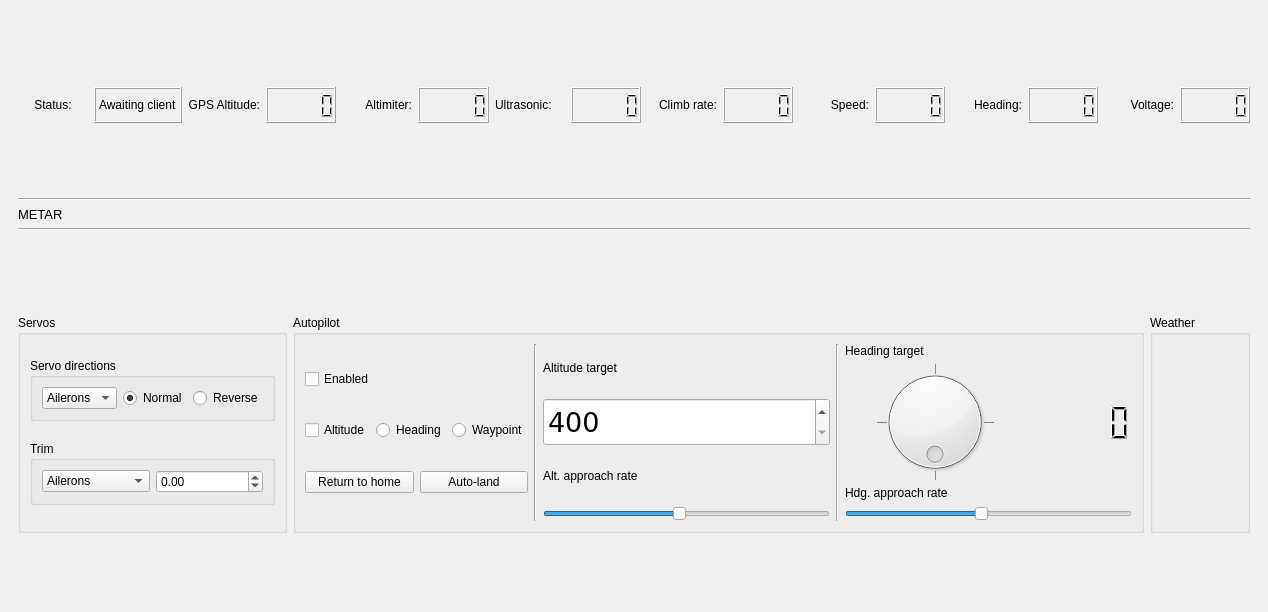
Old version of the form server/ui/design.ui in the repository nkanderson00/Remote-Autopilot.
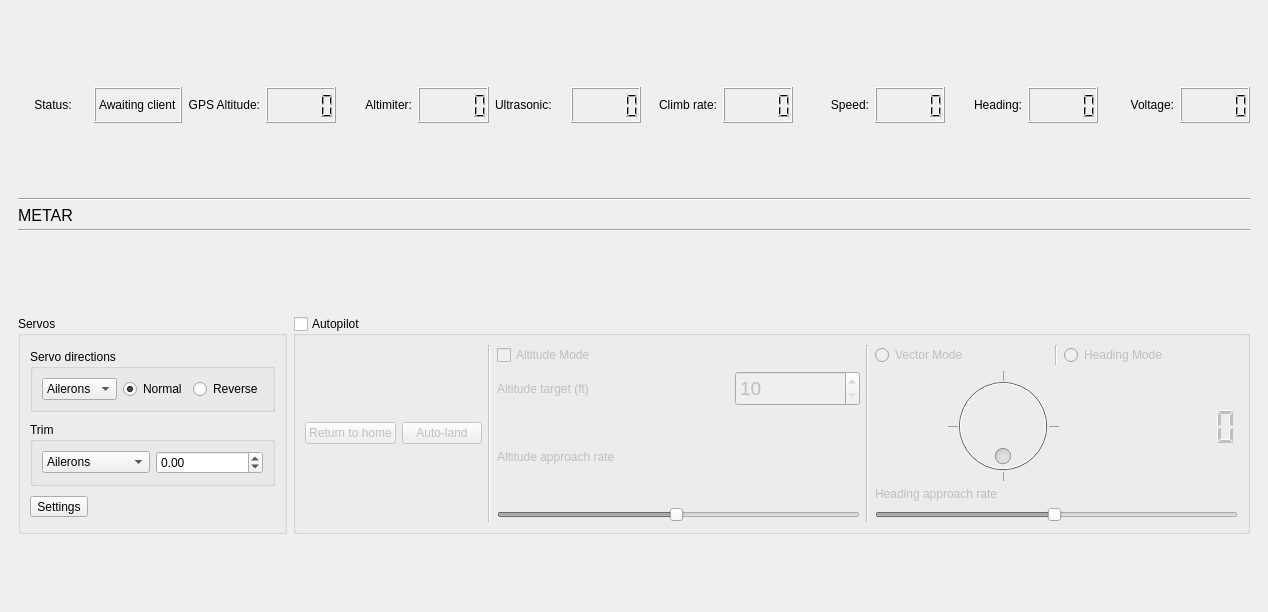
New version of the form.

Commit message: made the compass airplane look prettier, changed ui look

Diff of the .ui file:
```diff
--- a/server/ui/design.ui
+++ b/server/ui/design.ui
@@ -313,9 +313,15 @@
           <verstretch>0</verstretch>
          </sizepolicy>
         </property>
+        <property name="maximumSize">
+         <size>
+          <width>16777215</width>
+          <height>16</height>
+         </size>
+        </property>
         <property name="font">
          <font>
-          <pointsize>10</pointsize>
+          <pointsize>12</pointsize>
          </font>
         </property>
         <property name="text">
@@ -484,6 +490,13 @@
            </layout>
           </widget>
          </item>
+         <item>
+          <widget class="QToolButton" name="ServoSettingsButton">
+           <property name="text">
+            <string>Settings</string>
+           </property>
+          </widget>
+         </item>
         </layout>
        </widget>
       </item>
@@ -504,41 +517,15 @@
         <property name="title">
          <string>Autopilot</string>
         </property>
+        <property name="checkable">
+         <bool>true</bool>
+        </property>
+        <property name="checked">
+         <bool>false</bool>
+        </property>
         <layout class="QHBoxLayout" name="horizontalLayout_8">
          <item>
           <layout class="QVBoxLayout" name="verticalLayout_3">
-           <item>
-            <widget class="QCheckBox" name="checkBox_2">
-             <property name="text">
-              <string>Enabled</string>
-             </property>
-            </widget>
-           </item>
-           <item>
-            <layout class="QHBoxLayout" name="horizontalLayout_6">
-             <item>
-              <widget class="QCheckBox" name="checkBox_4">
-               <property name="text">
-                <string>Altitude</string>
-               </property>
-              </widget>
-             </item>
-             <item>
-              <widget class="QRadioButton" name="radioButton_3">
-               <property name="text">
-                <string>Heading</string>
-               </property>
-              </widget>
-             </item>
-             <item>
-              <widget class="QRadioButton" name="radioButton_4">
-               <property name="text">
-                <string>Waypoint</string>
-               </property>
-              </widget>
-             </item>
-            </layout>
-           </item>
            <item>
             <layout class="QHBoxLayout" name="horizontalLayout_4">
              <item>
@@ -569,36 +556,48 @@
          <item>
           <layout class="QVBoxLayout" name="verticalLayout_6">
            <item>
-            <widget class="QLabel" name="label_3">
+            <widget class="QCheckBox" name="checkBox">
              <property name="text">
-              <string>Altitude target</string>
+              <string>Altitude Mode</string>
              </property>
             </widget>
            </item>
            <item>
             <layout class="QHBoxLayout" name="horizontalLayout_10">
+             <item>
+              <widget class="QLabel" name="label_3">
+               <property name="text">
+                <string>Altitude target (ft)</string>
+               </property>
+              </widget>
+             </item>
              <item>
               <widget class="QSpinBox" name="spinBox">
                <property name="sizePolicy">
-                <sizepolicy hsizetype="Minimum" vsizetype="Minimum">
+                <sizepolicy hsizetype="Fixed" vsizetype="Fixed">
                  <horstretch>0</horstretch>
                  <verstretch>0</verstretch>
                 </sizepolicy>
                </property>
                <property name="minimumSize">
                 <size>
-                 <width>0</width>
-                 <height>37</height>
+                 <width>50</width>
+                 <height>30</height>
+                </size>
+               </property>
+               <property name="maximumSize">
+                <size>
+                 <width>125</width>
+                 <height>35</height>
                 </size>
                </property>
                <property name="font">
                 <font>
-                 <family>DejaVu Sans</family>
-                 <pointsize>20</pointsize>
+                 <pointsize>14</pointsize>
                 </font>
                </property>
                <property name="minimum">
-                <number>400</number>
+                <number>10</number>
                </property>
                <property name="maximum">
                 <number>5000</number>
@@ -613,20 +612,32 @@
            <item>
             <widget class="QLabel" name="label_9">
              <property name="text">
-              <string>Alt. approach rate</string>
+              <string>Altitude approach rate</string>
              </property>
             </widget>
            </item>
            <item>
             <widget class="QSlider" name="horizontalSlider_2">
+             <property name="sizePolicy">
+              <sizepolicy hsizetype="Expanding" vsizetype="Fixed">
+               <horstretch>0</horstretch>
+               <verstretch>0</verstretch>
+              </sizepolicy>
+             </property>
              <property name="minimum">
               <number>1</number>
              </property>
              <property name="maximum">
-              <number>20</number>
+              <number>100</number>
+             </property>
+             <property name="pageStep">
+              <number>1</number>
              </property>
              <property name="value">
-              <number>10</number>
+              <number>50</number>
+             </property>
+             <property name="sliderPosition">
+              <number>50</number>
              </property>
              <property name="orientation">
               <enum>Qt::Horizontal</enum>
@@ -648,11 +659,29 @@
          <item>
           <layout class="QVBoxLayout" name="verticalLayout_4">
            <item>
-            <widget class="QLabel" name="label_7">
-             <property name="text">
-              <string>Heading target</string>
-             </property>
-            </widget>
+            <layout class="QHBoxLayout" name="horizontalLayout_2">
+             <item>
+              <widget class="QRadioButton" name="radioButton_3">
+               <property name="text">
+                <string>Vector Mode</string>
+               </property>
+              </widget>
+             </item>
+             <item>
+              <widget class="Line" name="line_2">
+               <property name="orientation">
+                <enum>Qt::Vertical</enum>
+               </property>
+              </widget>
+             </item>
+             <item>
+              <widget class="QRadioButton" name="radioButton_5">
+               <property name="text">
+                <string>Heading Mode</string>
+               </property>
+              </widget>
+             </item>
+            </layout>
            </item>
            <item>
             <layout class="QHBoxLayout" name="horizontalLayout_5">
@@ -673,9 +702,18 @@
                <property name="maximum">
                 <number>360</number>
                </property>
+               <property name="sliderPosition">
+                <number>0</number>
+               </property>
                <property name="tracking">
                 <bool>true</bool>
                </property>
+               <property name="invertedAppearance">
+                <bool>true</bool>
+               </property>
+               <property name="invertedControls">
+                <bool>false</bool>
+               </property>
                <property name="wrapping">
                 <bool>true</bool>
                </property>
@@ -717,7 +755,7 @@
            <item>
             <widget class="QLabel" name="label_5">
              <property name="text">
-              <string>Hdg. approach rate</string>
+              <string>Heading approach rate</string>
              </property>
             </widget>
            </item>
@@ -727,10 +765,13 @@
               <number>1</number>
              </property>
              <property name="maximum">
-              <number>20</number>
+              <number>100</number>
+             </property>
+             <property name="pageStep">
+              <number>1</number>
              </property>
              <property name="value">
-              <number>10</number>
+              <number>50</number>
              </property>
              <property name="orientation">
               <enum>Qt::Horizontal</enum>
@@ -742,26 +783,6 @@
         </layout>
        </widget>
       </item>
-      <item>
-       <widget class="QGroupBox" name="groupBox_4">
-        <property name="sizePolicy">
-         <sizepolicy hsizetype="Preferred" vsizetype="Fixed">
-          <horstretch>0</horstretch>
-          <verstretch>0</verstretch>
-         </sizepolicy>
-        </property>
-        <property name="minimumSize">
-         <size>
-          <width>100</width>
-          <height>218</height>
-         </size>
-        </property>
-        <property name="title">
-         <string>Weather</string>
-        </property>
-        <layout class="QVBoxLayout" name="verticalLayout_7"/>
-       </widget>
-      </item>
      </layout>
     </item>
     <item>
```
The commit also changes 2 other files.
